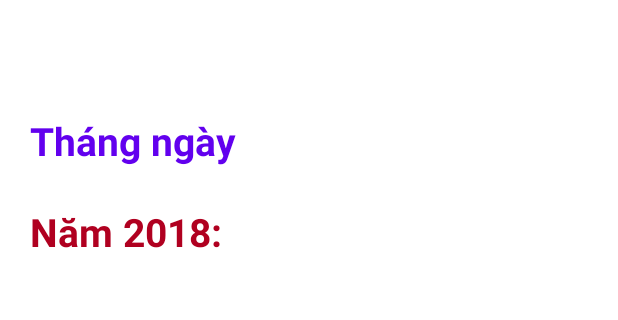
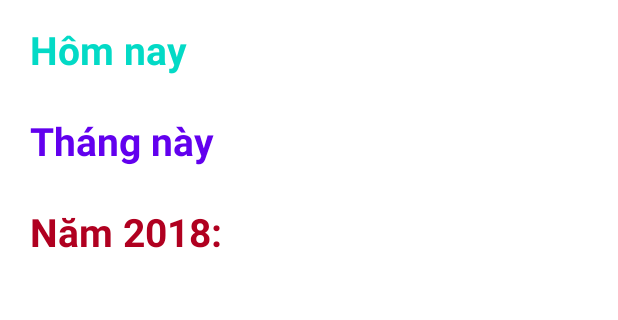
Before and after one commit to cuongncph12688/baiduan, an Android app: the layout activity_thong_ke_doanh_thu.xml on its own in the app's theme, with its tools: preview values and no code run, on a phone screen of 412 x 824 dp, the part 209-529 px from its top. Run offline under Robolectric (Android 15) with nearby library versions, the phone set to English and light mode, and no system bars.

Commit message:
du an mau

```diff
--- a/app/src/main/java/com/example/myapplication/Adapter/NguoiDungAdapter.java
+++ b/app/src/main/java/com/example/myapplication/Adapter/NguoiDungAdapter.java
@@ -68,7 +68,6 @@ public class NguoiDungAdapter extends BaseAdapter {
             holder.imgDelete.setOnClickListener(new View.OnClickListener() {
                 @Override
                 public void onClick(View v) {
-
                     nguoiDungDAO.deleteNguoiDungByID(arrNguoiDung.get(position).getUserName());
                     arrNguoiDung.remove(position);
                     notifyDataSetChanged();
--- a/app/src/main/java/com/example/myapplication/TheLoai.java
+++ b/app/src/main/java/com/example/myapplication/TheLoai.java
@@ -7,15 +7,14 @@ public class TheLoai {
     private int viTri;
     public TheLoai() {
     }
-    public TheLoai(String maTheLoai, String tenTheLoai, String moTa, int viTri) {
+    public TheLoai(String maTheLoai, String tenTheLoai, String moTa, Integer viTri) {
         this.maTheLoai = maTheLoai;
         this.tenTheLoai = tenTheLoai;
         this.moTa = moTa;
         this.viTri = viTri;
     }
 
-    public TheLoai(String maTheLoai, String tenTheLoai, String moTa, String toString) {
-    }
+
 
     public String getMaTheLoai() {
         return maTheLoai;
--- a/app/src/main/java/com/example/myapplication/activiti/ListTheLoaiActivity.java
+++ b/app/src/main/java/com/example/myapplication/activiti/ListTheLoaiActivity.java
@@ -39,6 +39,7 @@ public class ListTheLoaiActivity extends AppCompatActivity {
         Log.e(""+dsTheLoai.size(),"s");
         adapter = new TheLoaiAdapter(this, dsTheLoai);
         lvTheLoai.setAdapter(adapter);
+        Log.e("", String.valueOf(dsTheLoai.size()));
         lvTheLoai.setOnItemClickListener(new AdapterView.OnItemClickListener() {
             @Override
             public void onItemClick(AdapterView<?> parent, View view, int position,
@@ -51,7 +52,7 @@ public class ListTheLoaiActivity extends AppCompatActivity {
                 b.putString("MOTA", dsTheLoai.get(position).getMoTa());
                 b.putString("VITRI",
                         String.valueOf(dsTheLoai.get(position).getViTri()));
-                Log.e("ra man hinh","ra man hinh");
+
                 intent.putExtras(b);
                 startActivity(intent);
             }
--- a/app/src/main/java/com/example/myapplication/activiti/TheLoaiActivity.java
+++ b/app/src/main/java/com/example/myapplication/activiti/TheLoaiActivity.java
@@ -45,19 +45,19 @@ public class TheLoaiActivity extends AppCompatActivity {
 
     public void themtheloai(View view) {
         theloaiDAO = new TheLoaiDAO(TheLoaiActivity.this);
-        TheLoai user = new TheLoai(edMa.getText().toString(), edTen.getText().toString(), edMo.getText().toString(), edVi.getText().toString());
+        TheLoai user = new TheLoai(edMa.getText().toString(), edTen.getText().toString(), edMo.getText().toString(), Integer.parseInt(edVi.getText().toString()));
         try {
             if (validateForm() > 0) {
                 if (theloaiDAO.inserTheLoai(user) > 0) {
                     onBackPressed();
-                   Log.e("1","1");
+
                     Toast.makeText(getApplicationContext(), "Thêm thành công", Toast.LENGTH_SHORT).show();
                 } else {
                     Toast.makeText(getApplicationContext(), "Thêm thất bại", Toast.LENGTH_SHORT).show();
                 }
             }
         } catch (Exception ex) {
-            Log.e("Lỗi:", ex.toString());
+            Log.e("Error", ex.toString());
         }
     }
 
--- a/app/src/main/java/com/example/myapplication/atvivit2/LuotSachBanChayActivity.java
+++ b/app/src/main/java/com/example/myapplication/atvivit2/LuotSachBanChayActivity.java
@@ -31,6 +31,7 @@ public class LuotSachBanChayActivity extends AppCompatActivity {
         edThang = (EditText) findViewById(R.id.edThang);
     }
     public void VIEW_SACH_TOP_10(View view){
+       try {
            if (Integer.parseInt(edThang.getText().toString())>13 ||
                    Integer.parseInt(edThang.getText().toString())<0){
                Toast.makeText(getApplicationContext(),"Không đúng định dạng tháng (1- 12)",Toast.LENGTH_SHORT).show();
@@ -39,5 +40,9 @@ public class LuotSachBanChayActivity extends AppCompatActivity {
                dsSach = sachDAO.getSachTop10(edThang.getText().toString());adapter = new BookAdapter(this, dsSach);
                lvBook.setAdapter(adapter);
            }
+       } catch (NumberFormatException e) {
+           e.printStackTrace();
+           Toast.makeText(this, "mới bạn nhập số", Toast.LENGTH_SHORT).show();
        }
     }
+}
--- a/app/src/main/java/com/example/myapplication/dao/HoaDonChiTietDAO.java
+++ b/app/src/main/java/com/example/myapplication/dao/HoaDonChiTietDAO.java
@@ -29,8 +29,7 @@ public class HoaDonChiTietDAO {
     private SQLiteDatabase db;
     private DatabaseHelper dbHelper;
     public static final String TABLE_NAME = "HoaDonChiTiet";
-    public static final String SQL_HOA_DON_CHI_TIET ="CREATE TABLE HoaDonChiTiet(maHDCT INTEGER PRIMARY KEY AUTOINCREMENT, " +
-            "maHoaDon text NOT NULL, maSach text NOT NULL, soLuong INTEGER);";
+    public static final String SQL_HOA_DON_CHI_TIET ="CREATE TABLE HoaDonChiTiet(maHDCT INTEGER PRIMARY KEY AUTOINCREMENT, " + "maHoaDon text NOT NULL, maSach text NOT NULL, soLuong INTEGER);";
     public static final String TAG = "HoaDonChiTiet";
     SimpleDateFormat sdf = new SimpleDateFormat("yyyy-MM-dd");
     public HoaDonChiTietDAO(Context context) {
--- a/app/src/main/java/com/example/myapplication/dao/NguoiDungDAO.java
+++ b/app/src/main/java/com/example/myapplication/dao/NguoiDungDAO.java
@@ -78,6 +78,7 @@ public class NguoiDungDAO {
                 String[]{nd.getUserName()});
         if (result == 0){
             return -1;
+
         }
         return 1;
     }
--- a/app/src/main/java/com/example/myapplication/dao/TheLoaiDAO.java
+++ b/app/src/main/java/com/example/myapplication/dao/TheLoaiDAO.java
@@ -16,7 +16,7 @@ public class TheLoaiDAO {
     private SQLiteDatabase db;
     private DatabaseHelper dbHelper;
     public static final String TABLE_NAME = "TheLoai";
-    public static final String SQL_THE_LOAI ="CREATE TABLE TheLoai (matheloai textprimary key, tentheloai text, mota text, vitri int);";
+    public static final String SQL_THE_LOAI ="CREATE TABLE TheLoai (matheloai text primary key, tentheloai text, mota text, vitri int);";
     public static final String TAG = "TheLoaiDAO";
     public TheLoaiDAO(Context context) {
         dbHelper = new DatabaseHelper(context);
@@ -50,7 +50,6 @@ public class TheLoaiDAO {
             ee.setMoTa(c.getString(2));
             ee.setViTri(c.getInt(3));
             dsTheLoai.add(ee);
-            Log.d("//=====",ee.toString());
             c.moveToNext();
             Log.e("2","2");
         }
--- a/app/src/main/res/layout/activity_thong_ke_doanh_thu.xml
+++ b/app/src/main/res/layout/activity_thong_ke_doanh_thu.xml
@@ -21,19 +21,19 @@
         android:id="@+id/tvThongKeNgay"
         android:textSize="26dp"
         android:textStyle="bold"
-        android:textColor="@color/design_default_color_on_primary"
+        android:textColor="@color/design_default_color_secondary"
         />
+
     <TextView
+        android:id="@+id/tvThongKeThang"
         android:layout_width="match_parent"
         android:layout_height="wrap_content"
         android:layout_marginTop="15dp"
         android:layout_marginBottom="10dp"
-        android:text="Tháng ngày"
+        android:text="Tháng này"
+        android:textColor="@color/design_default_color_primary"
         android:textSize="26dp"
-        android:textStyle="bold"
-        android:textColor="@color/design_default_color_primary"
-        android:id="@+id/tvThongKeThang"
-        />
+        android:textStyle="bold" />
     <TextView
         android:layout_width="match_parent"
         android:layout_height="wrap_content"
```
Also changed, not shown: app/src/main/java/com/example/myapplication/activiti/ChangePasswordActivity.java (+8 -7 lines). Lines whose indentation alone changed are shown as unchanged.
